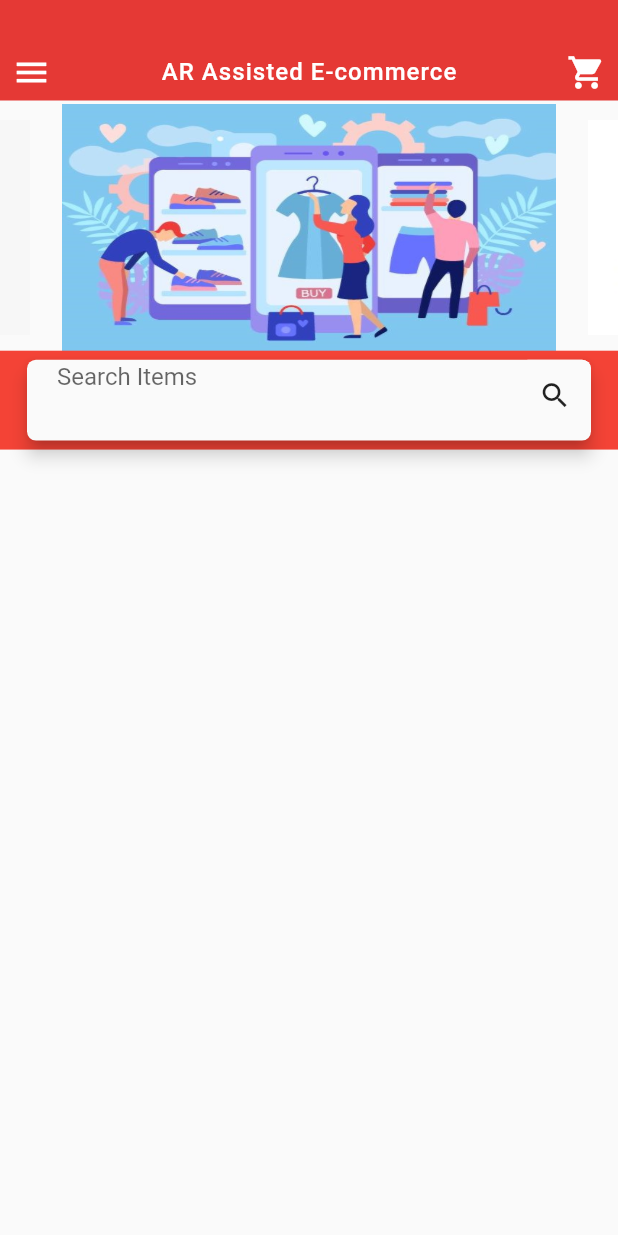
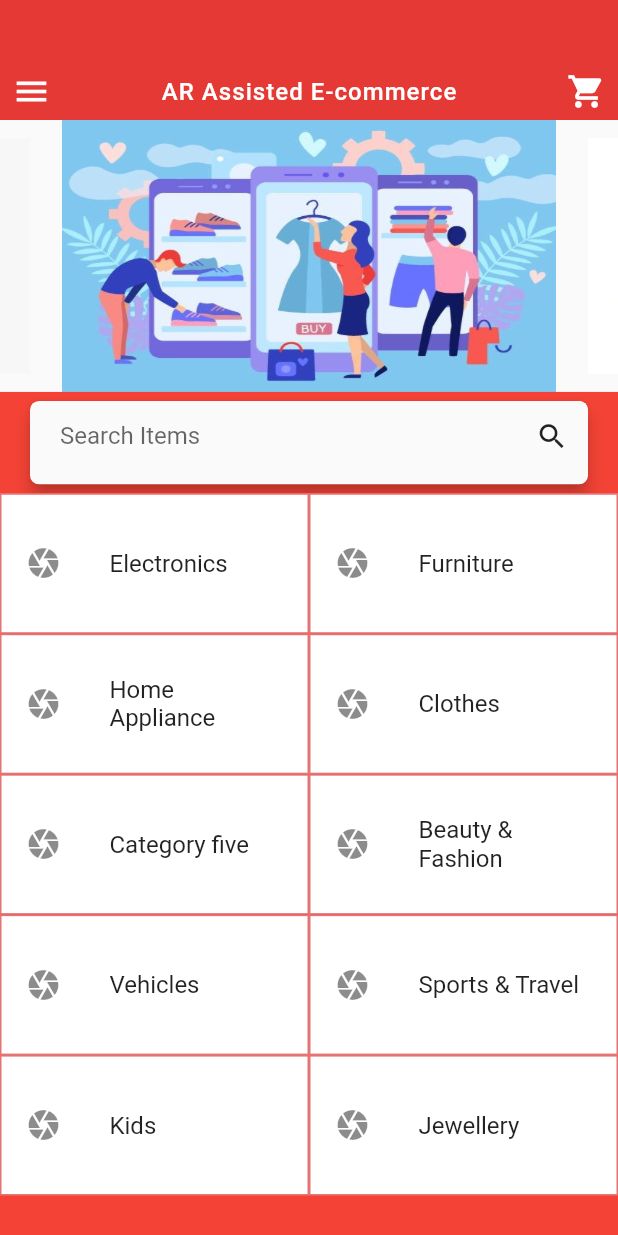
Before and after one commit to engida32/ar_assisted_ecommerce_mobile, a Flutter app: the screen it shows after launch, on a phone screen of 412 x 824 dp. Run offline on Flutter 3.47's test engine with Material 2 defaults, Android fonts, the phone set to English and light mode, and no system bars; drawn by our look-alikes of carousel_slider.

Commit message:
Product and search page created and Named Route for search and product created

```diff
--- a/lib/main.dart
+++ b/lib/main.dart
@@ -1,5 +1,7 @@
 import 'package:flutter/material.dart';
-import './pages/home_page.dart';
+import 'package:mobile/pages/products.dart';
+import 'pages/home_page.dart';
+import 'pages/search.dart';
 
 void main() => runApp(MyApp());
 
@@ -9,6 +11,11 @@ class MyApp extends StatelessWidget {
     return MaterialApp(
       home: MyHomePage(),
       debugShowCheckedModeBanner: false,
+      initialRoute: '/',
+      routes: {
+        '/search': (context) =>  Search(),
+        '/products': (context) => Products(),
+      },
     );
   }
 }
--- a/lib/pages/home_page.dart
+++ b/lib/pages/home_page.dart
@@ -1,5 +1,6 @@
 import 'package:flutter/material.dart';
 import 'package:mobile/widgets/carousel.dart';
+import 'package:mobile/widgets/home_page_grid.dart';
 import 'package:mobile/widgets/search_container.dart';
 import '../widgets/top_bar.dart';
 
@@ -23,6 +24,7 @@ class _MyHomePageState extends State<MyHomePage> {
           ),
           Carausel(),
           SearchContainer(),
+          Expanded(child: HomePageGrid())
         ],
       )
     );
--- /dev/null
+++ b/lib/pages/products.dart
@@ -0,0 +1,26 @@
+import 'package:flutter/material.dart';
+
+class Products extends StatefulWidget {
+  @override
+  _ProductsState createState() => _ProductsState();
+}
+
+class _ProductsState extends State<Products> {
+  @override
+  Widget build(BuildContext context) {
+
+    final ProductArguments args = ModalRoute.of(context).settings.arguments;
+
+    return Scaffold(
+      body: Container(
+        child: Center(child: Text(args.category))
+      ),
+    );
+  }
+}
+
+class ProductArguments {
+  final String category;
+
+  ProductArguments(this.category);
+}
--- a/lib/widgets/carousel.dart
+++ b/lib/widgets/carousel.dart
@@ -11,7 +11,7 @@ class _CarauselState extends State<Carausel> {
   Widget build(BuildContext context) {
     return Container(
       child: CarouselSlider(
-        height: MediaQuery.of(context).size.height * 0.2,
+        height: MediaQuery.of(context).size.height * 0.22,
         aspectRatio: 16/9,
         autoPlay: true,
         pauseAutoPlayOnTouch: Duration(seconds: 6),
--- /dev/null
+++ b/lib/widgets/home_page_grid.dart
@@ -0,0 +1,108 @@
+import 'package:flutter/material.dart';
+import 'package:mobile/pages/products.dart';
+
+class HomePageGrid extends StatelessWidget {
+  const HomePageGrid({Key key}) : super(key: key);
+
+  @override
+  Widget build(BuildContext context) {
+    return Container(
+      color: Colors.red[500],
+      child: GridView.count(
+        padding: EdgeInsets.all(0),
+        crossAxisCount: MediaQuery.of(context).orientation == Orientation.portrait ? 2 : 3,
+        childAspectRatio: 2.2,
+        children: <Widget>[
+          products(
+            context,
+            'Electronics',
+            'Electronics',
+            Icon(Icons.camera)
+          ),
+          products(
+            context,
+            'Furniture',
+            'Furniture',
+            Icon(Icons.camera)
+          ),
+          products(
+            context,
+            'Home Appliance',
+            'Home Appliance',
+            Icon(Icons.camera)
+          ),
+          products(
+            context,
+            'Clothes',
+            'Clothes',
+            Icon(Icons.camera)
+          ),
+          products(
+            context,
+            'Category five',
+            'Category five',
+            Icon(Icons.camera)
+          ),
+          products(
+            context,
+            'Beauty & Fashion',
+            'Beauty & Fashion',
+            Icon(Icons.camera)
+          ),
+          products(
+            context,
+            'Vehicles',
+            'Vehicles',
+            Icon(Icons.camera)
+          ),
+          products(
+            context,
+            'Sports & Travel',
+            'Sports & Travel',
+            Icon(Icons.camera)
+          ),
+          products(
+            context,
+            'Kids',
+            'Kids',
+            Icon(Icons.camera)
+          ),
+          products(
+            context,
+            'Jewellery',
+            'Jewellery',
+            Icon(Icons.camera)
+          ),
+        ],
+      ),
+    );
+  }
+
+  Widget products(BuildContext context, String name, String categoryName, Icon icon) {
+    return Container(
+      decoration: BoxDecoration(
+        color: Colors.white,
+        border: Border.all(
+          color: Colors.red[300]
+        )
+      ),
+      child: Center(
+        child: ListTile(
+          leading: icon,
+          title: Text(
+            name,
+          ),
+          onTap: () {
+            Navigator.pushNamed(
+              context,
+              '/products',
+              arguments: ProductArguments(
+                categoryName
+              )
+            );
+          },
+        ),
+      ),
+    );
+  }
+}
--- a/lib/widgets/search_container.dart
+++ b/lib/widgets/search_container.dart
@@ -7,22 +7,26 @@ class SearchContainer extends StatelessWidget {
   Widget build(BuildContext context) {
     return Container(
       width: MediaQuery.of(context).size.width,
-      height: MediaQuery.of(context).size.height * 0.08,
+      height: MediaQuery.of(context).size.height * 0.082,
       padding: EdgeInsets.only(top: 6, bottom: 6),
       color: Colors.red[500],
       child: Padding(
-        padding: EdgeInsets.symmetric(horizontal: 18),
+        padding: EdgeInsets.symmetric(horizontal: 20),
         child: Material(
           elevation: 5.0,
           borderRadius: BorderRadius.all(Radius.circular(6)),
           child: TextField(
+            showCursor: false,
             onTap: () {
-              ////// Route to search page here
+              Navigator.pushNamed(
+                context,
+                '/search',
+              );
             },
             decoration: InputDecoration(
               hintText: 'Search Items',
               border: InputBorder.none,
-              contentPadding: EdgeInsets.symmetric(horizontal: 20, vertical: 2),
+              contentPadding: EdgeInsets.symmetric(horizontal: 20, vertical: 14),
               suffixIcon: Material(
                 child: Icon(
                   Icons.search,
--- a/lib/widgets/top_bar.dart
+++ b/lib/widgets/top_bar.dart
@@ -9,8 +9,8 @@ class TopBar extends StatelessWidget {
   Widget build(BuildContext context) {
     return Container(
       color: Colors.red[600],
-      padding: EdgeInsets.fromLTRB(8, 35, 8, 6),
-      margin: EdgeInsets.only(bottom: 2),
+      padding: EdgeInsets.fromLTRB(8, 48, 8, 6),
+      //margin: EdgeInsets.only(bottom: 2),
       child: Row(
         mainAxisAlignment: MainAxisAlignment.spaceBetween,
         children: <Widget>[
```
Also changed, not shown: lib/pages/search.dart (added, +56 -0 lines).
